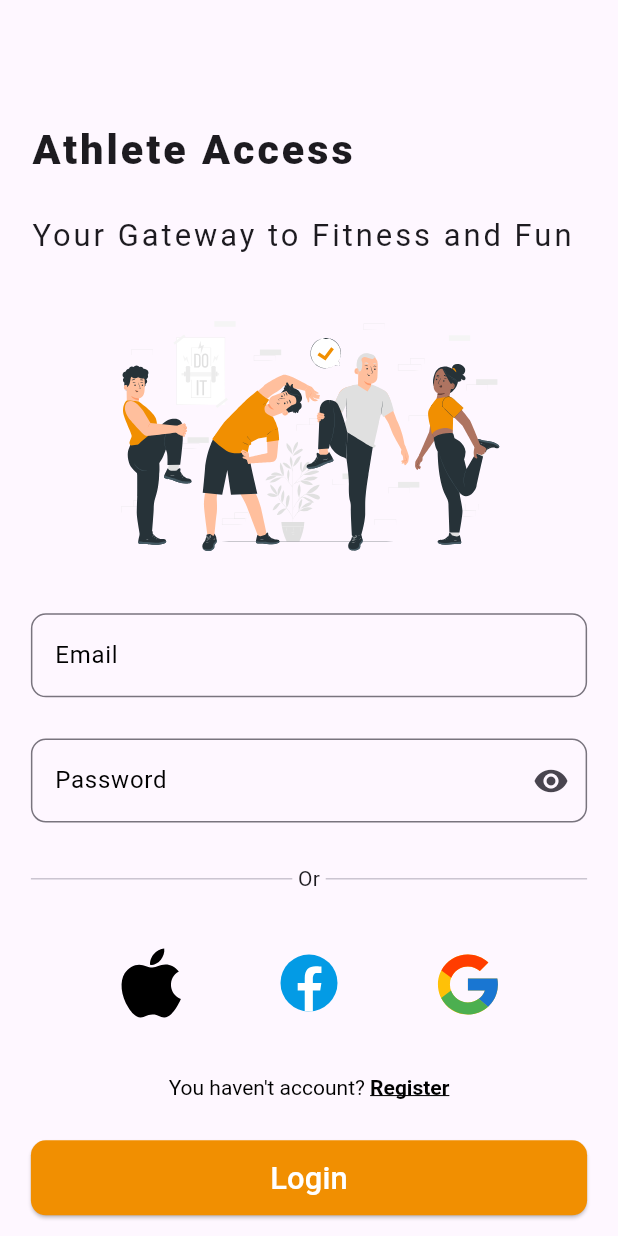
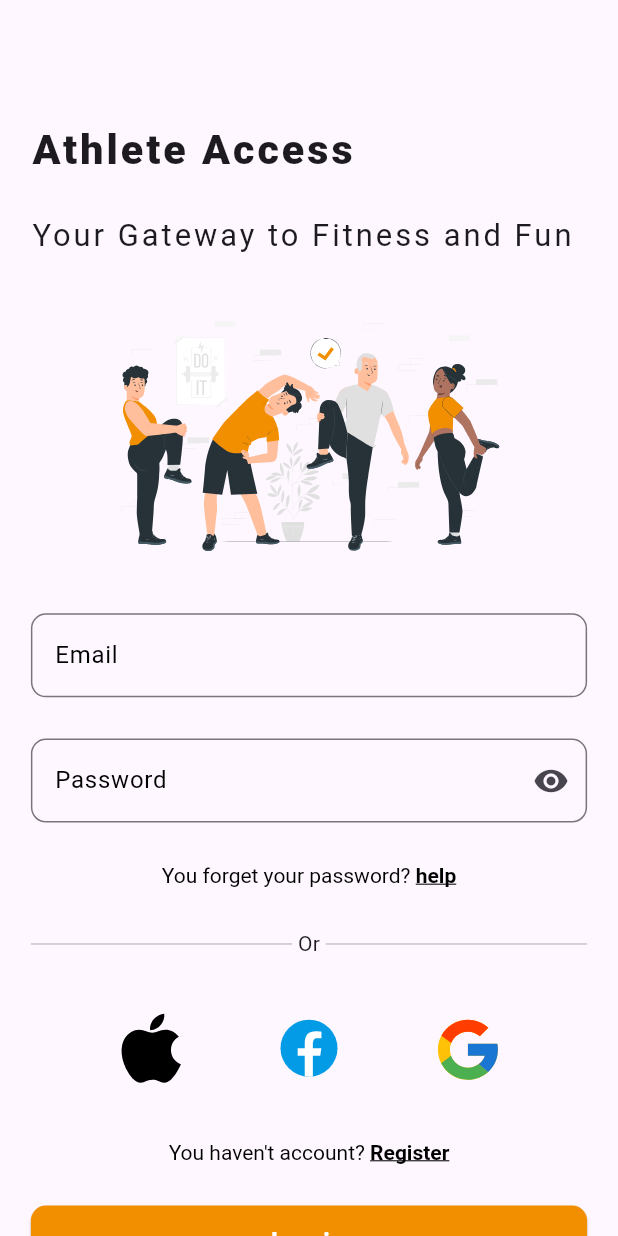
Before and after one commit to ReflectIQBusiness/sportify, a Flutter app: the screen it shows after launch, after a tap on "Skip", on a phone screen of 412 x 824 dp. Run offline on Flutter 3.47's test engine with Material 2 defaults, Android fonts, the phone set to English and light mode, and no system bars; our stand-ins replace flutter_svg, get, image_cropper, image_picker.

Commit message:
forget password

```diff
--- a/lib/constants/routes.dart
+++ b/lib/constants/routes.dart
@@ -1,5 +1,6 @@
 import 'package:get/route_manager.dart';
 import 'package:sportapplication/views/choose_profile_pic.dart';
+import 'package:sportapplication/views/forget_page.dart';
 import 'package:sportapplication/views/inscription.dart';
 import 'package:sportapplication/views/introduction_screen.dart';
 import 'package:sportapplication/views/login.dart';
@@ -48,4 +49,10 @@ var routes = [
     transition: Transition.rightToLeft,
     transitionDuration: Duration(milliseconds: 400),
   ),
+  GetPage(
+    name: ForgetPage.routeName,
+    page: () => ForgetPage(),
+    transition: Transition.rightToLeft,
+    transitionDuration: Duration(milliseconds: 400),
+  ),
 ];
--- a/lib/controller/login_controller.dart
+++ b/lib/controller/login_controller.dart
@@ -1,5 +1,6 @@
 import 'package:flutter/material.dart';
 import 'package:get/get.dart';
+import 'package:sportapplication/views/forget_page.dart';
 import 'package:sportapplication/views/inscription.dart';
 
 class LoginController extends GetxController {
@@ -14,4 +15,8 @@ class LoginController extends GetxController {
   goToInscription() {
     Get.toNamed(Inscription.routeName);
   }
+
+  goToForgetPage() {
+    Get.toNamed(ForgetPage.routeName);
+  }
 }
--- a/lib/views/login.dart
+++ b/lib/views/login.dart
@@ -54,6 +54,8 @@ class Login extends StatelessWidget {
               focusBorderLabel,
             ),
             createDividerSizedBox(),
+            createForgetPassword(),
+            createDividerSizedBox(),
             createOrDivider(),
             createDividerSizedBox(),
             createSocialLogin(),
@@ -66,6 +68,22 @@ class Login extends StatelessWidget {
         ),
       ),
     );
+  }
+
+  Center createForgetPassword() {
+    return Center(
+        child: RichText(
+            text: TextSpan(style: const TextStyle(color: Colors.black), children: [
+      const TextSpan(text: "You forget your password? "),
+      TextSpan(
+        recognizer: TapGestureRecognizer()..onTap = () => controller.goToForgetPage(),
+        text: "help",
+        style: const TextStyle(
+          decoration: TextDecoration.underline,
+          fontWeight: FontWeight.bold,
+        ),
+      ),
+    ])));
   }
 
   Widget createDividerSizedBox() {
```
Also changed, not shown: lib/controller/forget_password_controller.dart (added, +12 -0 lines), lib/views/forget_page.dart (added, +176 -0 lines).
